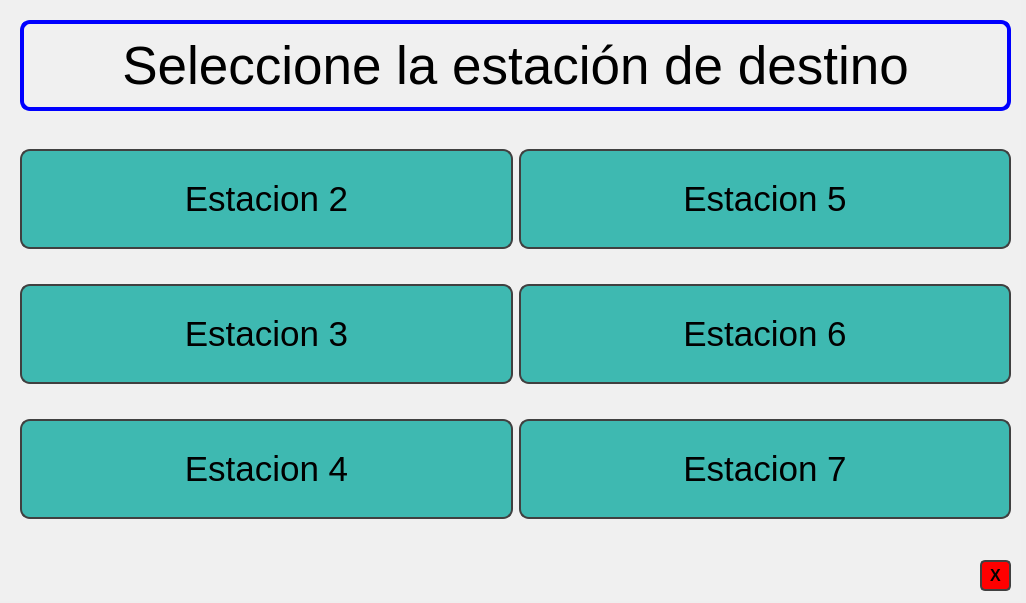
First picture: the form in mainwindow.ui, repository molautaro/interfazAGV, before the edit.
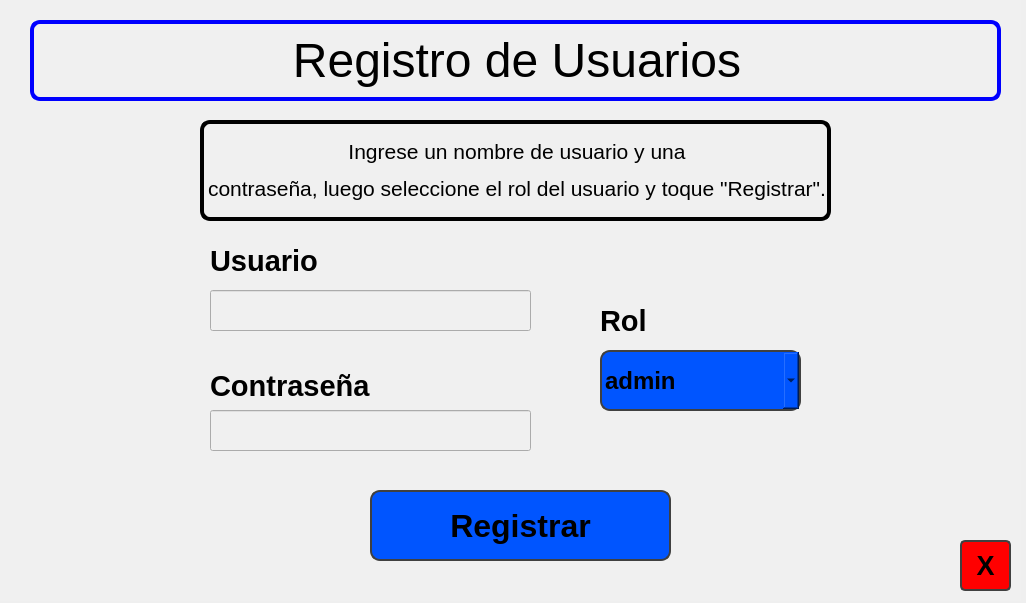
Second picture: the form after the edit. The open tabs and pages were chosen to show the change.

Commit message: interfaz de registro lista, todo funciona

Patch:
```diff
--- a/mainwindow.ui
+++ b/mainwindow.ui
@@ -32,6 +32,12 @@
       <height>601</height>
      </rect>
     </property>
+    <property name="minimumSize">
+     <size>
+      <width>50</width>
+      <height>0</height>
+     </size>
+    </property>
     <property name="font">
      <font>
       <pointsize>20</pointsize>
@@ -440,7 +446,7 @@
               </colorrole>
               <colorrole role="PlaceholderText">
                <brush brushstyle="SolidPattern">
-                <color alpha="255">
+                <color alpha="128">
                  <red>0</red>
                  <green>0</green>
                  <blue>0</blue>
@@ -505,7 +511,7 @@
               </colorrole>
               <colorrole role="PlaceholderText">
                <brush brushstyle="SolidPattern">
-                <color alpha="255">
+                <color alpha="128">
                  <red>0</red>
                  <green>0</green>
                  <blue>0</blue>
@@ -570,7 +576,7 @@
               </colorrole>
               <colorrole role="PlaceholderText">
                <brush brushstyle="SolidPattern">
-                <color alpha="255">
+                <color alpha="128">
                  <red>0</red>
                  <green>0</green>
                  <blue>0</blue>
@@ -647,15 +653,15 @@
      <widget class="QPushButton" name="BotonSalirEst">
       <property name="geometry">
        <rect>
-        <x>980</x>
-        <y>560</y>
-        <width>31</width>
-        <height>31</height>
+        <x>970</x>
+        <y>550</y>
+        <width>41</width>
+        <height>41</height>
        </rect>
       </property>
       <property name="font">
        <font>
-        <pointsize>12</pointsize>
+        <pointsize>18</pointsize>
         <bold>true</bold>
        </font>
       </property>
@@ -1199,6 +1205,255 @@
      <zorder>frame_2</zorder>
      <zorder>graphicsView</zorder>
     </widget>
+    <widget class="QWidget" name="page_6">
+     <widget class="QPushButton" name="botonREGISTRO">
+      <property name="geometry">
+       <rect>
+        <x>370</x>
+        <y>490</y>
+        <width>301</width>
+        <height>71</height>
+       </rect>
+      </property>
+      <property name="font">
+       <font>
+        <pointsize>24</pointsize>
+        <bold>true</bold>
+       </font>
+      </property>
+      <property name="styleSheet">
+       <string notr="true">QPushButton {
+		
+	   color: rgb(0, 0, 0);   
+	 
+	background-color: rgb(0, 85, 255);
+       border: 2px solid rgb(64, 64, 64);
+       border-radius: 10px;
+    }
+
+    QPushButton:pressed {
+	color: rgb(255, 255, 255);
+	
+	background-color: rgb(0, 115, 173);
+    }</string>
+      </property>
+      <property name="text">
+       <string>Registrar</string>
+      </property>
+     </widget>
+     <widget class="QComboBox" name="comboBox">
+      <property name="geometry">
+       <rect>
+        <x>600</x>
+        <y>350</y>
+        <width>201</width>
+        <height>61</height>
+       </rect>
+      </property>
+      <property name="font">
+       <font>
+        <pointsize>18</pointsize>
+        <bold>true</bold>
+       </font>
+      </property>
+      <property name="styleSheet">
+       <string notr="true">QComboBox {
+		
+	   color: rgb(0, 0, 0);   
+	 
+	background-color: rgb(0, 85, 255);
+       border: 2px solid rgb(64, 64, 64);
+       border-radius: 10px;
+    }
+
+    QComboBox:editTextChanged {
+	color: rgb(255, 255, 255);
+	
+	background-color: rgb(0, 115, 173);
+    }</string>
+      </property>
+      <item>
+       <property name="text">
+        <string>admin</string>
+       </property>
+      </item>
+      <item>
+       <property name="text">
+        <string>user</string>
+       </property>
+      </item>
+     </widget>
+     <widget class="QLineEdit" name="lineUSER_REG">
+      <property name="geometry">
+       <rect>
+        <x>210</x>
+        <y>290</y>
+        <width>321</width>
+        <height>41</height>
+       </rect>
+      </property>
+      <property name="font">
+       <font>
+        <pointsize>20</pointsize>
+       </font>
+      </property>
+     </widget>
+     <widget class="QLineEdit" name="lineCONTRA_REG">
+      <property name="geometry">
+       <rect>
+        <x>210</x>
+        <y>410</y>
+        <width>321</width>
+        <height>41</height>
+       </rect>
+      </property>
+      <property name="font">
+       <font>
+        <pointsize>20</pointsize>
+       </font>
+      </property>
+     </widget>
+     <widget class="QLabel" name="label_13">
+      <property name="geometry">
+       <rect>
+        <x>210</x>
+        <y>240</y>
+        <width>111</width>
+        <height>41</height>
+       </rect>
+      </property>
+      <property name="font">
+       <font>
+        <pointsize>22</pointsize>
+        <bold>true</bold>
+       </font>
+      </property>
+      <property name="styleSheet">
+       <string notr="true">color: rgb(0, 0, 0);</string>
+      </property>
+      <property name="text">
+       <string>Usuario</string>
+      </property>
+     </widget>
+     <widget class="QLabel" name="label_16">
+      <property name="geometry">
+       <rect>
+        <x>30</x>
+        <y>20</y>
+        <width>971</width>
+        <height>81</height>
+       </rect>
+      </property>
+      <property name="styleSheet">
+       <string notr="true">border: 4px solid;
+border-radius: 10px;
+border-color: rgb(0, 0, 255);
+color: rgb(0, 0, 0);</string>
+      </property>
+      <property name="text">
+       <string>&lt;html&gt;&lt;head/&gt;&lt;body&gt;&lt;p align=&quot;center&quot;&gt;&lt;span style=&quot; font-size:36pt;&quot;&gt;Registro de Usuarios&lt;/span&gt;&lt;/p&gt;&lt;/body&gt;&lt;/html&gt;</string>
+      </property>
+     </widget>
+     <widget class="QLabel" name="label_15">
+      <property name="geometry">
+       <rect>
+        <x>210</x>
+        <y>370</y>
+        <width>171</width>
+        <height>31</height>
+       </rect>
+      </property>
+      <property name="font">
+       <font>
+        <pointsize>22</pointsize>
+        <bold>true</bold>
+       </font>
+      </property>
+      <property name="styleSheet">
+       <string notr="true">color: rgb(0, 0, 0);</string>
+      </property>
+      <property name="text">
+       <string>Contraseña</string>
+      </property>
+     </widget>
+     <widget class="QLabel" name="label_17">
+      <property name="geometry">
+       <rect>
+        <x>200</x>
+        <y>120</y>
+        <width>631</width>
+        <height>101</height>
+       </rect>
+      </property>
+      <property name="styleSheet">
+       <string notr="true">border: 4px solid;
+border-radius: 10px;
+border-color: rgb(0, 0, 0);
+color: rgb(0, 0, 0);</string>
+      </property>
+      <property name="text">
+       <string>&lt;html&gt;&lt;head/&gt;&lt;body&gt;&lt;p align=&quot;center&quot;&gt;&lt;span style=&quot; font-size:16pt;&quot;&gt;Ingrese un nombre de usuario y una&lt;/span&gt;&lt;/p&gt;&lt;p align=&quot;center&quot;&gt;&lt;span style=&quot; font-size:16pt;&quot;&gt; contraseña, luego seleccione el rol del usuario y toque &amp;quot;Registrar&amp;quot;.&lt;/span&gt;&lt;/p&gt;&lt;/body&gt;&lt;/html&gt;</string>
+      </property>
+     </widget>
+     <widget class="QLabel" name="label_18">
+      <property name="geometry">
+       <rect>
+        <x>600</x>
+        <y>300</y>
+        <width>111</width>
+        <height>41</height>
+       </rect>
+      </property>
+      <property name="font">
+       <font>
+        <pointsize>22</pointsize>
+        <bold>true</bold>
+       </font>
+      </property>
+      <property name="styleSheet">
+       <string notr="true">color: rgb(0, 0, 0);</string>
+      </property>
+      <property name="text">
+       <string>Rol</string>
+      </property>
+     </widget>
+     <widget class="QPushButton" name="botonSalirReg">
+      <property name="geometry">
+       <rect>
+        <x>960</x>
+        <y>540</y>
+        <width>51</width>
+        <height>51</height>
+       </rect>
+      </property>
+      <property name="font">
+       <font>
+        <pointsize>20</pointsize>
+        <bold>true</bold>
+       </font>
+      </property>
+      <property name="styleSheet">
+       <string notr="true">QPushButton {
+		
+	
+	
+	background-color: rgb(255, 0, 0);
+	   color: rgb(0, 0, 0);   
+       border: 2px solid rgb(64, 64, 64);
+       border-radius: 5px;
+    }
+
+    QPushButton:pressed {
+	color: rgb(255, 255, 255);
+	
+	background-color: rgb(122, 0, 0);
+    }</string>
+      </property>
+      <property name="text">
+       <string>X</string>
+      </property>
+     </widget>
+    </widget>
     <widget class="QWidget" name="page_2">
      <widget class="QPushButton" name="pushButton">
       <property name="geometry">
```
Left out of the diff: 180 changed lines with no effect on the pictures. The commit also changes 6 other files.
